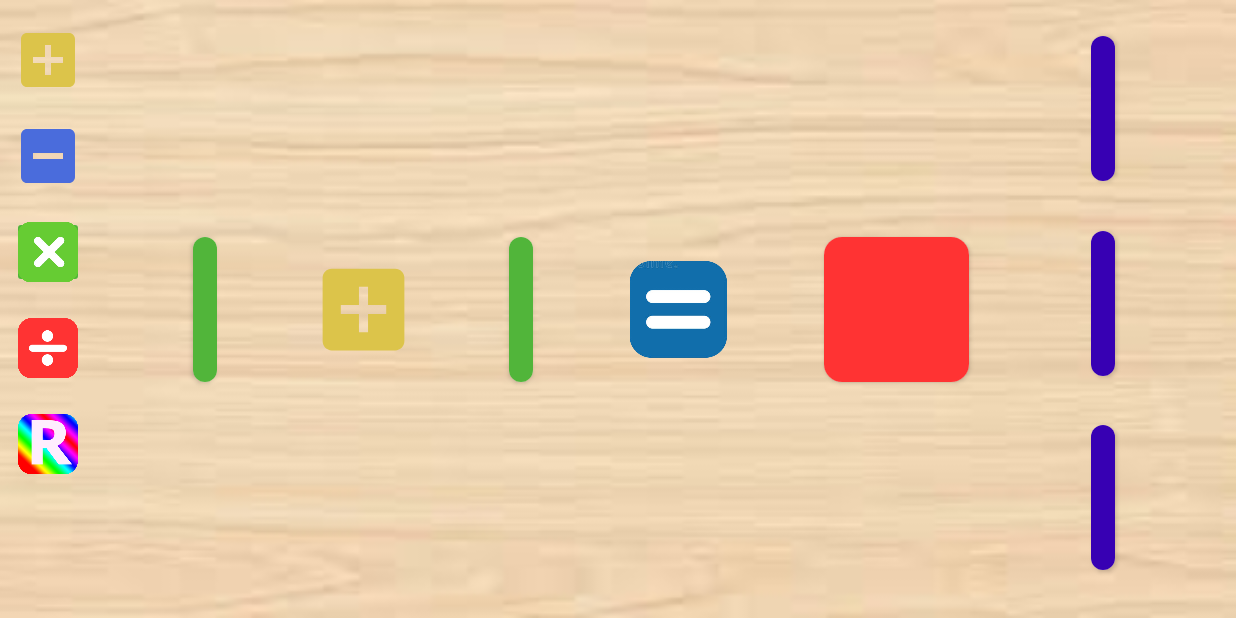
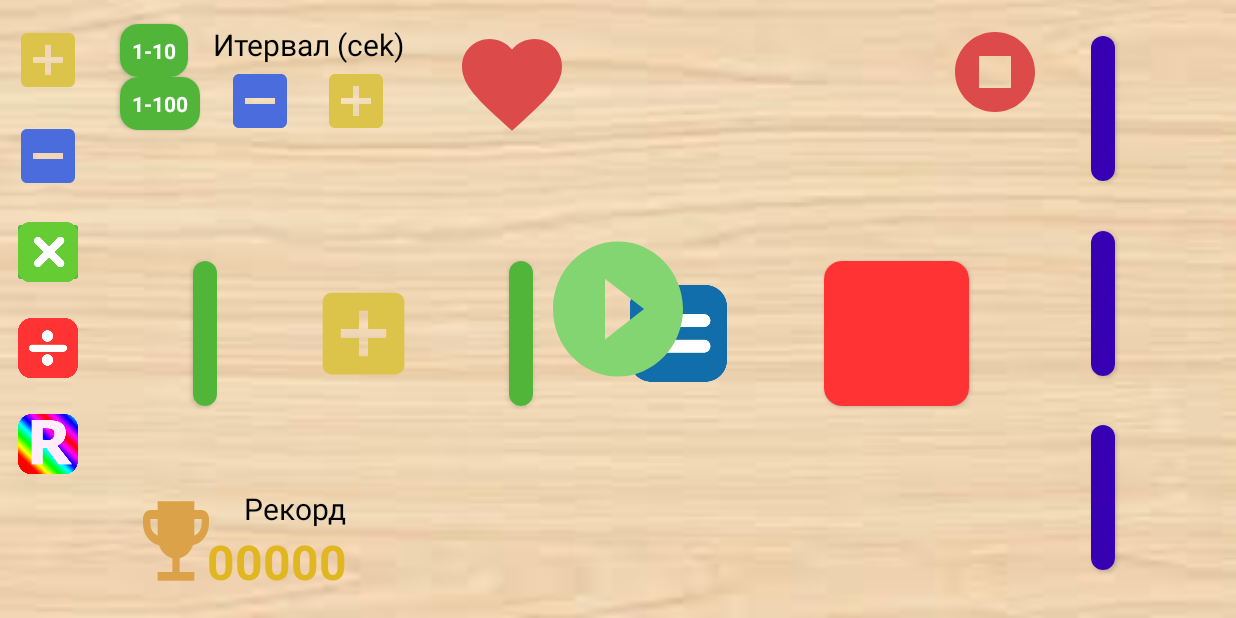
Before and after one commit to SemKaminskyi/MyLittleNumbers, an Android app: the AriphmeticActivity screen opened directly, with no data from a screen before it, on a phone screen of 824 x 412 dp (held sideways). Run offline under Robolectric (Android 15) with nearby library versions, the phone set to English and light mode, and no system bars.

Commit message:
finish add views on ariphmetics screen

```diff
--- a/app/src/main/res/layout/activity_ariphmetic.xml
+++ b/app/src/main/res/layout/activity_ariphmetic.xml
@@ -77,6 +77,7 @@
         android:layout_width="wrap_content"
         android:layout_height="wrap_content"
         android:layout_marginStart="80dp"
+        android:layout_marginTop="32dp"
         app:cardCornerRadius="12dp"
         app:layout_constraintBottom_toBottomOf="parent"
         app:layout_constraintDimensionRatio="1:1"
@@ -120,12 +121,12 @@
         android:layout_width="wrap_content"
         android:layout_height="wrap_content"
         app:cardCornerRadius="12dp"
-        app:layout_constraintBottom_toBottomOf="parent"
+        app:layout_constraintBottom_toBottomOf="@+id/cardView"
         app:layout_constraintDimensionRatio="1:1"
         app:layout_constraintEnd_toStartOf="@+id/a_equals"
         app:layout_constraintHorizontal_bias="0.5"
         app:layout_constraintStart_toEndOf="@+id/a_big_arip"
-        app:layout_constraintTop_toTopOf="parent">
+        app:layout_constraintTop_toTopOf="@+id/cardView">
 
         <TextView
             android:id="@+id/a_second_num"
@@ -234,12 +235,12 @@
         android:layout_width="0dp"
         android:layout_height="wrap_content"
         app:cardCornerRadius="12dp"
-        app:layout_constraintBottom_toBottomOf="parent"
+        app:layout_constraintBottom_toBottomOf="@+id/cardView"
         app:layout_constraintDimensionRatio="1:1"
         app:layout_constraintEnd_toStartOf="@+id/a_var_1_container"
         app:layout_constraintHorizontal_bias="0.5"
         app:layout_constraintStart_toEndOf="@+id/a_equals"
-        app:layout_constraintTop_toTopOf="parent">
+        app:layout_constraintTop_toTopOf="@+id/cardView">
 
         <TextView
             android:id="@+id/a_final_num"
@@ -255,5 +256,104 @@
 
     </androidx.cardview.widget.CardView>
 
+    <androidx.cardview.widget.CardView
+        android:id="@+id/a_light_var_container"
+        android:layout_width="wrap_content"
+        android:layout_height="wrap_content"
+        android:layout_marginStart="24dp"
+        android:layout_marginTop="16dp"
+        app:cardCornerRadius="12dp"
+        app:layout_constraintDimensionRatio="1:1"
+        app:layout_constraintStart_toEndOf="@+id/a_plus"
+        app:layout_constraintTop_toTopOf="parent">
 
+        <TextView
+            android:id="@+id/a_light_var"
+            android:layout_width="wrap_content"
+            android:layout_height="wrap_content"
+            android:background="@color/p_green"
+            android:padding="8dp"
+            android:text="1-10"
+            android:textColor="@color/white"
+            android:textSize="14sp"
+            android:textStyle="bold" />
+
+    </androidx.cardview.widget.CardView>
+
+    <androidx.cardview.widget.CardView
+        android:id="@+id/a_hard_var_container"
+        android:layout_width="wrap_content"
+        android:layout_height="wrap_content"
+        app:cardCornerRadius="12dp"
+        app:layout_constraintDimensionRatio="1:1"
+        app:layout_constraintStart_toStartOf="@+id/a_light_var_container"
+        app:layout_constraintTop_toBottomOf="@+id/a_light_var_container">
+
+        <TextView
+            android:id="@+id/a_hard_var"
+            android:layout_width="wrap_content"
+            android:layout_height="wrap_content"
+            android:background="@color/p_green"
+            android:padding="8dp"
+            android:text="1-100"
+            android:textColor="@color/white"
+            android:textSize="14sp"
+            android:textStyle="bold" />
+
+    </androidx.cardview.widget.CardView>
+
+    <include
+        android:id="@+id/a_interval"
+        layout="@layout/interval"
+        android:layout_width="wrap_content"
+        android:layout_height="wrap_content"
+        android:layout_marginStart="16dp"
+        android:layout_marginTop="16dp"
+        app:layout_constraintStart_toEndOf="@+id/a_light_var_container"
+        app:layout_constraintTop_toTopOf="parent" />
+
+    <include
+        android:id="@+id/a_life"
+        layout="@layout/life"
+        android:layout_width="wrap_content"
+        android:layout_height="wrap_content"
+        android:layout_marginStart="32dp"
+        android:layout_marginTop="16dp"
+        app:layout_constraintStart_toEndOf="@+id/a_interval"
+        app:layout_constraintTop_toTopOf="parent" />
+
+    <ImageButton
+        android:id="@+id/a_play"
+        android:layout_width="128dp"
+        android:layout_height="128dp"
+        android:backgroundTint="@color/transparent"
+        android:scaleType="fitXY"
+        android:src="@drawable/ic_baseline_play_circle_filled_24"
+        app:layout_constraintBottom_toBottomOf="parent"
+        app:layout_constraintEnd_toEndOf="parent"
+        app:layout_constraintStart_toStartOf="parent"
+        app:layout_constraintTop_toTopOf="parent" />
+
+    <ImageButton
+        android:id="@+id/gn_stop"
+        android:layout_width="64dp"
+        android:layout_height="64dp"
+        android:layout_marginTop="16dp"
+        android:layout_marginEnd="32dp"
+        android:backgroundTint="@color/transparent"
+        android:scaleType="fitXY"
+        android:padding="0dp"
+        android:src="@drawable/ic_baseline_stop_circle_24"
+        app:layout_constraintEnd_toStartOf="@+id/a_var_1_container"
+        app:layout_constraintTop_toTopOf="parent" />
+
+    <include
+        android:id="@+id/a_score"
+        layout="@layout/score"
+        android:layout_width="wrap_content"
+        android:layout_height="wrap_content"
+        android:layout_marginStart="32dp"
+        android:layout_marginBottom="16dp"
+        app:layout_constraintBottom_toBottomOf="parent"
+        app:layout_constraintStart_toEndOf="@+id/a_random" />
 </androidx.constraintlayout.widget.ConstraintLayout>
--- a/app/src/main/res/layout/activity_guess_number.xml
+++ b/app/src/main/res/layout/activity_guess_number.xml
@@ -287,13 +287,12 @@
         app:layout_constraintEnd_toEndOf="parent"
         app:layout_constraintTop_toTopOf="parent" />
 
-    <ImageButton
+    <ImageView
         android:id="@+id/gn_live"
         android:layout_width="80dp"
         android:layout_height="80dp"
         android:layout_marginTop="16dp"
         android:layout_marginEnd="16dp"
-        android:backgroundTint="@color/transparent"
         android:scaleType="fitXY"
         android:src="@drawable/ic_baseline_favorite_24"
         app:layout_constraintEnd_toStartOf="@id/gn_stop"
--- /dev/null
+++ b/app/src/main/res/layout/interval.xml
@@ -0,0 +1,56 @@
+<?xml version="1.0" encoding="utf-8"?>
+<androidx.constraintlayout.widget.ConstraintLayout xmlns:android="http://schemas.android.com/apk/res/android"
+    android:layout_width="wrap_content"
+    android:layout_height="wrap_content"
+    xmlns:app="http://schemas.android.com/apk/res-auto"
+    xmlns:tools="http://schemas.android.com/tools">
+    <TextView
+        android:id="@+id/gn_interval_label"
+        android:layout_width="wrap_content"
+        android:layout_height="wrap_content"
+        android:text="Итервал (cek)"
+        android:textColor="@color/black"
+        android:textSize="20sp"
+        app:layout_constraintEnd_toEndOf="@+id/int_plus"
+        app:layout_constraintStart_toStartOf="@+id/int_minus"
+        app:layout_constraintTop_toTopOf="parent" />
+
+    <ImageButton
+        android:id="@+id/int_minus"
+        android:layout_width="48dp"
+        android:layout_height="48dp"
+        android:layout_marginStart="8dp"
+        android:padding="0dp"
+        android:scaleType="fitXY"
+        android:backgroundTint="@color/transparent"
+        android:src="@drawable/ic_minus"
+        app:layout_constraintStart_toStartOf="parent"
+        app:layout_constraintTop_toBottomOf="@+id/gn_interval_label" />
+
+    <TextView
+        android:id="@+id/interval_text"
+        android:layout_width="wrap_content"
+        android:layout_height="wrap_content"
+        android:layout_marginStart="8dp"
+        android:textColor="@color/black"
+        android:textSize="30sp"
+        android:textStyle="bold"
+        app:layout_constraintBottom_toBottomOf="@+id/int_minus"
+        app:layout_constraintStart_toEndOf="@+id/int_minus"
+        app:layout_constraintTop_toBottomOf="@+id/gn_interval_label"
+        tools:text="3" />
+
+    <ImageButton
+        android:id="@+id/int_plus"
+        android:layout_width="48dp"
+        android:layout_height="48dp"
+        android:layout_marginStart="8dp"
+        android:padding="0dp"
+        android:scaleType="fitXY"
+        android:backgroundTint="@color/transparent"
+        android:src="@drawable/ic_plus"
+        app:layout_constraintStart_toEndOf="@+id/interval_text"
+        app:layout_constraintTop_toBottomOf="@+id/gn_interval_label" />
+
+
+</androidx.constraintlayout.widget.ConstraintLayout>
--- /dev/null
+++ b/app/src/main/res/layout/life.xml
@@ -0,0 +1,31 @@
+<?xml version="1.0" encoding="utf-8"?>
+<androidx.constraintlayout.widget.ConstraintLayout xmlns:android="http://schemas.android.com/apk/res/android"
+    android:layout_width="wrap_content"
+    android:layout_height="wrap_content"
+    xmlns:app="http://schemas.android.com/apk/res-auto"
+    xmlns:tools="http://schemas.android.com/tools">
+
+    <ImageView
+        android:id="@+id/life"
+        android:layout_width="80dp"
+        android:layout_height="80dp"
+        android:scaleType="fitXY"
+        android:src="@drawable/ic_baseline_favorite_24"
+        app:layout_constraintStart_toStartOf="parent"
+        app:layout_constraintTop_toTopOf="parent" />
+
+    <TextView
+        android:id="@+id/life_num"
+        android:layout_width="0dp"
+        android:layout_height="0dp"
+        android:gravity="center"
+        android:textColor="@color/white"
+        android:textSize="30sp"
+        android:textStyle="bold"
+        android:translationZ="5dp"
+        app:layout_constraintBottom_toBottomOf="@+id/life"
+        app:layout_constraintEnd_toEndOf="@+id/life"
+        app:layout_constraintStart_toStartOf="@+id/life"
+        app:layout_constraintTop_toTopOf="@+id/life"
+        tools:text="3" />
+</androidx.constraintlayout.widget.ConstraintLayout>
--- /dev/null
+++ b/app/src/main/res/layout/play_stop.xml
@@ -0,0 +1,34 @@
+<?xml version="1.0" encoding="utf-8"?>
+<androidx.constraintlayout.widget.ConstraintLayout xmlns:android="http://schemas.android.com/apk/res/android"
+    android:layout_width="match_parent"
+    android:layout_height="match_parent"
+    xmlns:app="http://schemas.android.com/apk/res-auto"
+    xmlns:tools="http://schemas.android.com/tools">
+
+    <ImageButton
+        android:id="@+id/play"
+        android:layout_width="128dp"
+        android:layout_height="128dp"
+        android:layout_marginBottom="32dp"
+        android:backgroundTint="@color/transparent"
+        android:scaleType="fitXY"
+        android:src="@drawable/ic_baseline_play_circle_filled_24"
+        app:layout_constraintBottom_toBottomOf="parent"
+        app:layout_constraintEnd_toEndOf="parent"
+        app:layout_constraintStart_toStartOf="parent"
+        app:layout_constraintTop_toTopOf="parent" />
+
+    <ImageButton
+        android:id="@+id/stop"
+        android:layout_width="64dp"
+        android:layout_height="64dp"
+        android:layout_marginTop="16dp"
+        android:layout_marginEnd="16dp"
+        android:backgroundTint="@color/transparent"
+        android:scaleType="fitXY"
+        android:src="@drawable/ic_baseline_stop_circle_24"
+        app:layout_constraintEnd_toEndOf="parent"
+        app:layout_constraintStart_toEndOf="@+id/play"
+        app:layout_constraintTop_toTopOf="parent" />
+
+</androidx.constraintlayout.widget.ConstraintLayout>
--- /dev/null
+++ b/app/src/main/res/layout/score.xml
@@ -0,0 +1,40 @@
+<?xml version="1.0" encoding="utf-8"?>
+<androidx.constraintlayout.widget.ConstraintLayout xmlns:android="http://schemas.android.com/apk/res/android"
+    android:layout_width="wrap_content"
+    android:layout_height="wrap_content"
+    xmlns:app="http://schemas.android.com/apk/res-auto">
+    <TextView
+        android:id="@+id/textView"
+        android:layout_width="wrap_content"
+        android:layout_height="wrap_content"
+        android:text="Рекорд"
+        android:textColor="@color/black"
+        android:textSize="20sp"
+        app:layout_constraintEnd_toEndOf="parent"
+        app:layout_constraintTop_toTopOf="parent"
+        />
+
+    <TextView
+        android:id="@+id/score_num"
+        android:layout_width="wrap_content"
+        android:layout_height="wrap_content"
+        android:text="00000"
+        android:textColor="@color/gold"
+        android:textSize="32sp"
+        android:textStyle="bold"
+        app:layout_constraintEnd_toEndOf="parent"
+        app:layout_constraintTop_toBottomOf="@+id/textView" />
+
+    <ImageView
+        android:layout_width="0dp"
+        android:layout_height="0dp"
+        android:layout_marginHorizontal="8dp"
+        android:layout_marginEnd="16dp"
+        android:scaleType="fitXY"
+        android:src="@drawable/ic_baseline_emoji_events_24"
+        app:layout_constraintBottom_toBottomOf="@+id/score_num"
+        app:layout_constraintDimensionRatio="1:1.2"
+        app:layout_constraintEnd_toStartOf="@+id/textView"
+        app:layout_constraintTop_toTopOf="@+id/textView" />
+
+</androidx.constraintlayout.widget.ConstraintLayout>
```
